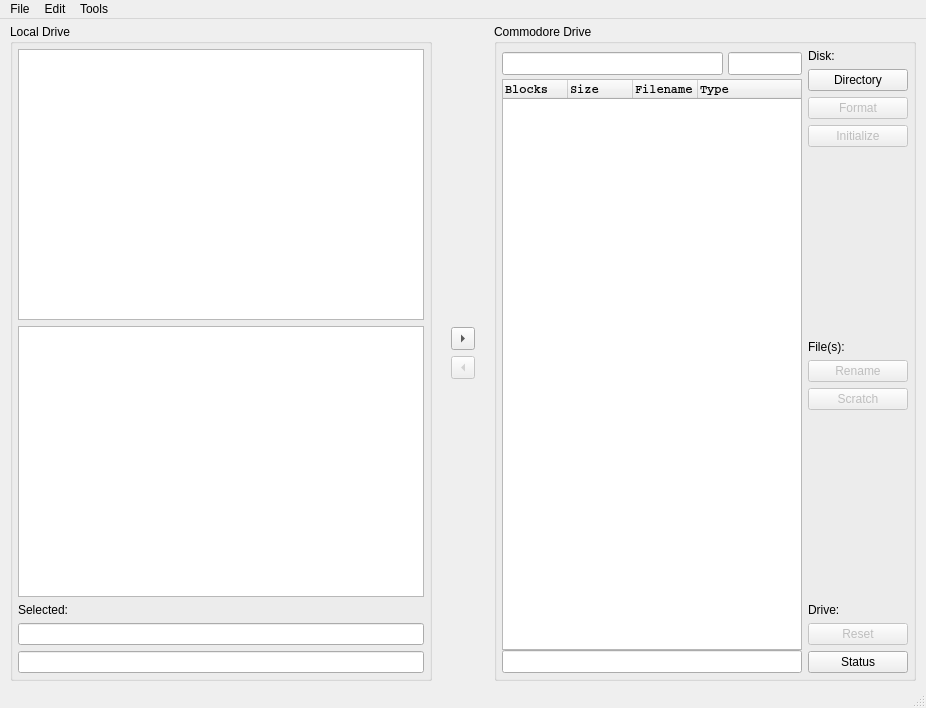
Before: the Qt Designer form filewindow.ui in mveinot/QtCBM, drawn with Qt 5.
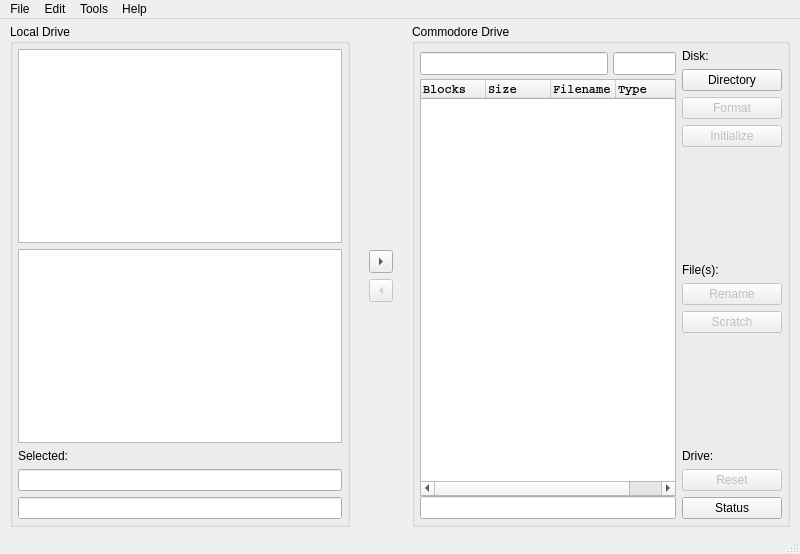
After: the same form once the commit is applied. Icons and pictures are not drawn.

Commit message: Add about dialog, and version header

```diff
--- a/filewindow.ui
+++ b/filewindow.ui
@@ -6,8 +6,8 @@
    <rect>
     <x>0</x>
     <y>0</y>
-    <width>926</width>
-    <height>708</height>
+    <width>800</width>
+    <height>554</height>
    </rect>
   </property>
   <property name="windowTitle">
@@ -667,7 +667,7 @@
     <rect>
      <x>0</x>
      <y>0</y>
-     <width>926</width>
+     <width>800</width>
      <height>22</height>
     </rect>
    </property>
@@ -692,9 +692,16 @@
     <addaction name="actionMorse_Code"/>
     <addaction name="actionReset_Bus"/>
    </widget>
+   <widget class="QMenu" name="menuHelp">
+    <property name="title">
+     <string>Help</string>
+    </property>
+    <addaction name="actionAbout"/>
+   </widget>
    <addaction name="menuFile"/>
    <addaction name="menuEdit"/>
    <addaction name="menuTools"/>
+   <addaction name="menuHelp"/>
   </widget>
   <widget class="QStatusBar" name="statusBar"/>
   <action name="actionPreferences">
```
Left out of the diff: 5 changed lines with no effect on the pictures. The commit also changes 7 other files.
